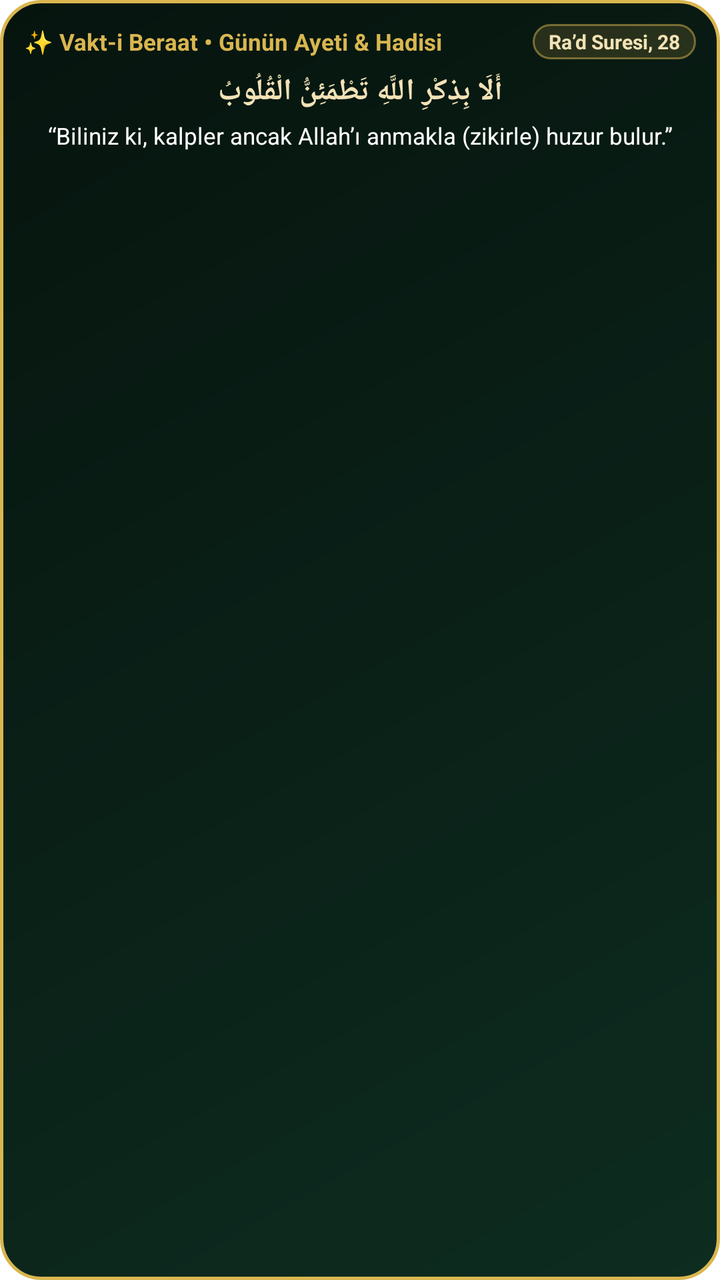
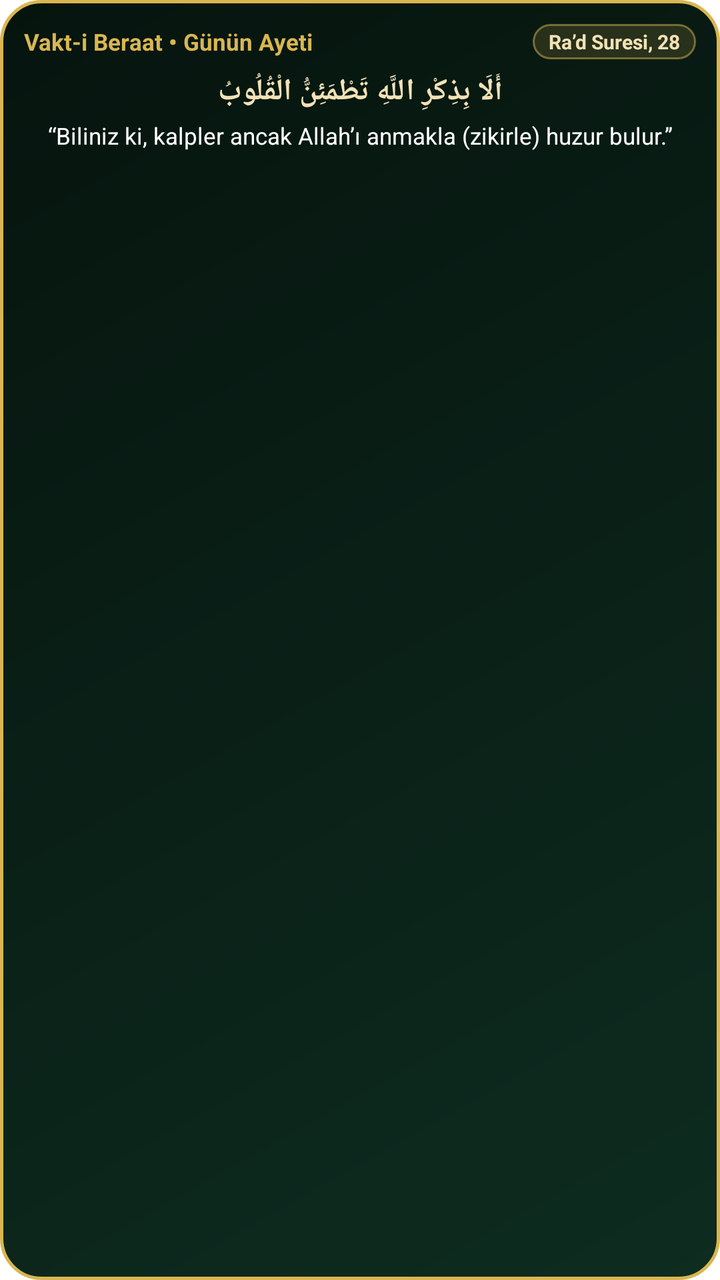

Two renders of the same Android screen: before a commit and after it. Below are the layout's source before the change and the commit's diff.
<!-- AndroidManifest.xml: fallback theme Theme.MaterialComponents.DayNight.NoActionBar -->
<!-- res/layout/vakti_huzur_ayet_widget.xml -->
<?xml version="1.0" encoding="utf-8"?>
<LinearLayout xmlns:android="http://schemas.android.com/apk/res/android"
    android:id="@+id/widget_ayet_root"
    android:layout_width="match_parent"
    android:layout_height="match_parent"
    android:background="@drawable/widget_bg_emerald_gold"
    android:orientation="vertical"
    android:padding="12dp">

    <LinearLayout
        android:layout_width="match_parent"
        android:layout_height="wrap_content"
        android:gravity="center_vertical"
        android:orientation="horizontal">

        <TextView
            android:id="@+id/tv_ayet_widget_baslik"
            android:layout_width="0dp"
            android:layout_height="wrap_content"
            android:layout_weight="1"
            android:text="✨ Vakt-i Beraat • Günün Ayeti &amp; Hadisi"
            android:textColor="#D9B650"
            android:textSize="11.5sp"
            android:textStyle="bold" />

        <TextView
            android:id="@+id/tv_ayet_widget_kaynak"
            android:layout_width="wrap_content"
            android:layout_height="wrap_content"
            android:background="@drawable/widget_badge_gold"
            android:paddingLeft="8dp"
            android:paddingTop="2dp"
            android:paddingRight="8dp"
            android:paddingBottom="2dp"
            android:text="Ra’d Suresi, 28"
            android:textColor="#F2E2B6"
            android:textSize="10sp"
            android:textStyle="bold" />
    </LinearLayout>

    <TextView
        android:id="@+id/tv_ayet_widget_arapca"
        android:layout_width="match_parent"
        android:layout_height="wrap_content"
        android:layout_marginTop="6dp"
        android:ellipsize="end"
        android:gravity="center"
        android:maxLines="2"
        android:text="أَلَا بِذِكْرِ اللَّهِ تَطْمَئِنُّ الْقُلُوبُ"
        android:textColor="#F2E2B6"
        android:textSize="15sp"
        android:textStyle="bold" />

    <TextView
        android:id="@+id/tv_ayet_widget_meal"
        android:layout_width="match_parent"
        android:layout_height="wrap_content"
        android:layout_marginTop="4dp"
        android:ellipsize="end"
        android:gravity="center"
        android:maxLines="3"
        android:text="“Biliniz ki, kalpler ancak Allah’ı anmakla (zikirle) huzur bulur.”"
        android:textColor="#FFFFFF"
        android:textSize="11.5sp" />
</LinearLayout>
<!-- resources referenced by this layout -->
<resources>
  <!-- drawable widget_badge_gold (drawable) -->
  <?xml version="1.0" encoding="utf-8"?>
  <shape xmlns:android="http://schemas.android.com/apk/res/android"
      android:shape="rectangle">
      <solid android:color="#26D9B650" />
      <corners android:radius="10dp" />
      <stroke
          android:width="1dp"
          android:color="#80D9B650" />
  </shape>
  <!-- drawable widget_bg_emerald_gold (drawable) -->
  <?xml version="1.0" encoding="utf-8"?>
  <shape xmlns:android="http://schemas.android.com/apk/res/android"
      android:shape="rectangle">
      <gradient
          android:angle="135"
          android:startColor="#0E2C20"
          android:centerColor="#0A2017"
          android:endColor="#06140E"
          android:type="linear" />
      <corners android:radius="20dp" />
      <stroke
          android:width="1.5dp"
          android:color="#D9B650" />
  </shape>
</resources>

<!-- the commit's change to res/layout/vakti_huzur_ayet_widget.xml (unified diff, before → after) -->
@@ -18,7 +18,7 @@
             android:layout_width="0dp"
             android:layout_height="wrap_content"
             android:layout_weight="1"
-            android:text="✨ Vakt-i Beraat • Günün Ayeti &amp; Hadisi"
+            android:text="Vakt-i Beraat • Günün Ayeti"
             android:textColor="#D9B650"
             android:textSize="11.5sp"
             android:textStyle="bold" />
